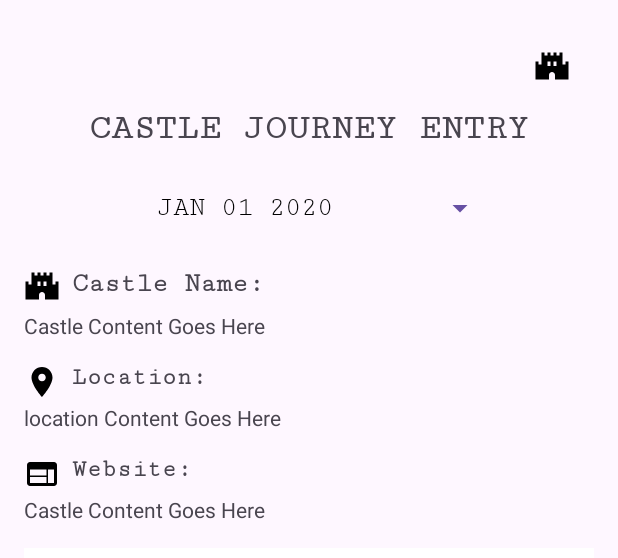
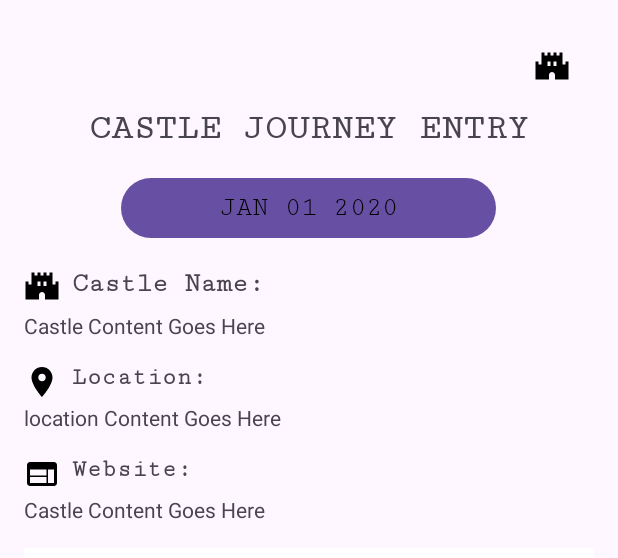
Before and after one commit to bouslamaft/OldCastelLoversApp, an Android app: the layout activity_entry_details_page.xml on its own in the app's theme, with its tools: preview values and no code run, on a phone screen of 412 x 824 dp. Shown: the top 558 px of the screen. Run offline under Robolectric (Android 15) with nearby library versions, the light colour scheme and no system bars.

Commit message:
Diary Entry(click listner)

```diff
--- a/app/src/main/res/layout/activity_entry_details_page.xml
+++ b/app/src/main/res/layout/activity_entry_details_page.xml
@@ -37,11 +37,9 @@
         android:textSize="18sp"
         android:fontFamily="serif-monospace"
         android:textColor="@android:color/black"
-        style="?android:spinnerStyle"
         android:layout_below="@id/textViewTitle"
         android:layout_centerHorizontal="true"
-        android:layout_marginTop="16dp"
-        android:onClick="openDatePicker" />
+        android:layout_marginTop="16dp" />
 
     <!-- Castle Name with an icon (e.g., castle icon) -->
     <RelativeLayout
@@ -168,7 +166,10 @@
         android:layout_marginTop="16dp"
         android:hint=""
         android:inputType="textMultiLine"
-        android:background="@android:color/background_light" />
+        android:background="@android:color/background_light"
+        android:maxLines="10"
+        android:scrollbars="vertical"
+        android:padding="8dp" />
     <!-- Add a layout to display pictures and videos -->
 
     <!-- Scroll View for Media -->
```
Also changed, not shown: app/src/main/java/com/example/oldcastellovers/UI/activities/EntryDetailsPageActivity.java (+37 -0 lines), app/src/main/java/com/example/oldcastellovers/UI/adapters/DiaryEntryAdapter.java (+13 -0 lines), app/src/main/java/com/example/oldcastellovers/database/DataBaseHelper.java (+53 -5 lines).
